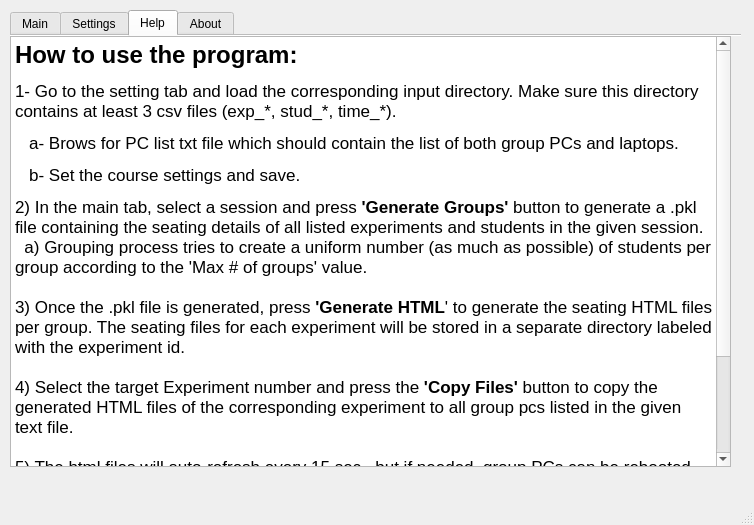
Old version of the form YorkULabSeating_v5.ui in the repository tdgskinner/yorku-phys-lab-seating.
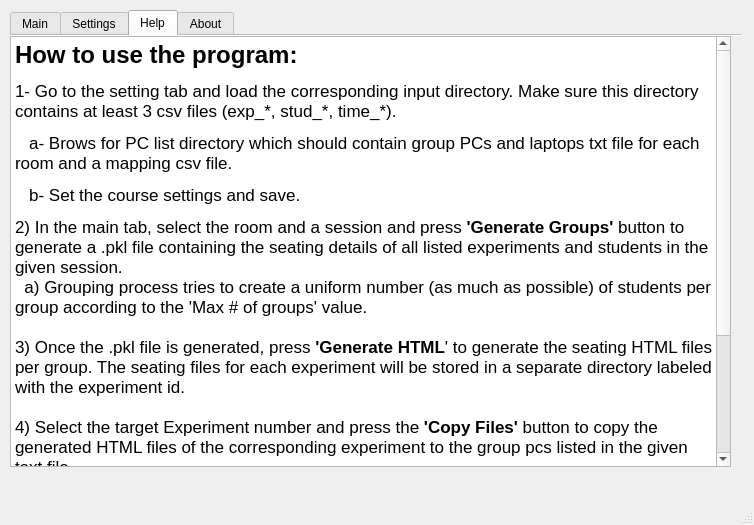
New version of the form. The open tabs and pages were chosen to show the change. Icons and pictures are not drawn.

The edit to the form file:
```diff
--- a/YorkULabSeating_v5.ui
+++ b/YorkULabSeating_v5.ui
@@ -720,17 +720,17 @@
        <string>&lt;!DOCTYPE HTML PUBLIC &quot;-//W3C//DTD HTML 4.0//EN&quot; &quot;http://www.w3.org/TR/REC-html40/strict.dtd&quot;&gt;
 &lt;html&gt;&lt;head&gt;&lt;meta name=&quot;qrichtext&quot; content=&quot;1&quot; /&gt;&lt;style type=&quot;text/css&quot;&gt;
 p, li { white-space: pre-wrap; }
-&lt;/style&gt;&lt;/head&gt;&lt;body style=&quot; font-family:'Arial'; font-size:8.25pt; font-weight:400; font-style:normal;&quot;&gt;
+&lt;/style&gt;&lt;/head&gt;&lt;body style=&quot; font-family:'Arial'; font-size:6.6pt; font-weight:400; font-style:normal;&quot;&gt;
 &lt;p style=&quot; margin-top:0px; margin-bottom:0px; margin-left:0px; margin-right:0px; -qt-block-indent:0; text-indent:0px;&quot;&gt;&lt;span style=&quot; font-size:18pt; font-weight:600;&quot;&gt;How to use the program:&lt;/span&gt;&lt;/p&gt;
 &lt;p style=&quot; margin-top:12px; margin-bottom:12px; margin-left:0px; margin-right:0px; -qt-block-indent:0; text-indent:0px;&quot;&gt;&lt;span style=&quot; font-size:13pt;&quot;&gt;1- Go to the setting tab and load the corresponding input directory. Make sure this directory contains at least 3 csv files (exp_*, stud_*, time_*).&lt;/span&gt;&lt;/p&gt;
-&lt;p style=&quot; margin-top:12px; margin-bottom:12px; margin-left:0px; margin-right:0px; -qt-block-indent:0; text-indent:0px;&quot;&gt;&lt;span style=&quot; font-size:13pt;&quot;&gt;   a- Brows for PC list txt file which should contain the list of both group PCs and laptops. &lt;/span&gt;&lt;/p&gt;
+&lt;p style=&quot; margin-top:12px; margin-bottom:12px; margin-left:0px; margin-right:0px; -qt-block-indent:0; text-indent:0px;&quot;&gt;&lt;span style=&quot; font-size:13pt;&quot;&gt;   a- Brows for PC list directory which should contain group PCs and laptops txt file for each room and a mapping csv file. &lt;/span&gt;&lt;/p&gt;
 &lt;p style=&quot; margin-top:12px; margin-bottom:12px; margin-left:0px; margin-right:0px; -qt-block-indent:0; text-indent:0px;&quot;&gt;&lt;span style=&quot; font-size:13pt;&quot;&gt;   b- Set the course settings and save.&lt;/span&gt;&lt;/p&gt;
-&lt;p style=&quot; margin-top:0px; margin-bottom:0px; margin-left:0px; margin-right:0px; -qt-block-indent:0; text-indent:0px;&quot;&gt;&lt;span style=&quot; font-size:13pt;&quot;&gt;2) In the main tab, select a session and press &lt;/span&gt;&lt;span style=&quot; font-size:13pt; font-weight:600;&quot;&gt;'Generate Groups'&lt;/span&gt;&lt;span style=&quot; font-size:13pt;&quot;&gt; button to generate a .pkl file containing the seating details of all listed experiments and students in the given session.&lt;/span&gt;&lt;/p&gt;
+&lt;p style=&quot; margin-top:0px; margin-bottom:0px; margin-left:0px; margin-right:0px; -qt-block-indent:0; text-indent:0px;&quot;&gt;&lt;span style=&quot; font-size:13pt;&quot;&gt;2) In the main tab, select the room and a session and press &lt;/span&gt;&lt;span style=&quot; font-size:13pt; font-weight:600;&quot;&gt;'Generate Groups'&lt;/span&gt;&lt;span style=&quot; font-size:13pt;&quot;&gt; button to generate a .pkl file containing the seating details of all listed experiments and students in the given session.&lt;/span&gt;&lt;/p&gt;
 &lt;p style=&quot; margin-top:0px; margin-bottom:0px; margin-left:0px; margin-right:0px; -qt-block-indent:0; text-indent:0px;&quot;&gt;&lt;span style=&quot; font-size:13pt;&quot;&gt;  a) Grouping process tries to create a uniform number (as much as possible) of students per group according to the 'Max # of groups' value.&lt;/span&gt;&lt;/p&gt;
 &lt;p style=&quot;-qt-paragraph-type:empty; margin-top:0px; margin-bottom:0px; margin-left:0px; margin-right:0px; -qt-block-indent:0; text-indent:0px; font-size:13pt;&quot;&gt;&lt;br /&gt;&lt;/p&gt;
 &lt;p style=&quot; margin-top:0px; margin-bottom:0px; margin-left:0px; margin-right:0px; -qt-block-indent:0; text-indent:0px;&quot;&gt;&lt;span style=&quot; font-size:13pt;&quot;&gt;3) Once the .pkl file is generated, press &lt;/span&gt;&lt;span style=&quot; font-size:13pt; font-weight:600;&quot;&gt;'Generate HTML&lt;/span&gt;&lt;span style=&quot; font-size:13pt;&quot;&gt;' to generate the seating HTML files per group. The seating files for each experiment will be stored in a separate directory labeled with the experiment id.&lt;/span&gt;&lt;/p&gt;
 &lt;p style=&quot;-qt-paragraph-type:empty; margin-top:0px; margin-bottom:0px; margin-left:0px; margin-right:0px; -qt-block-indent:0; text-indent:0px; font-size:13pt;&quot;&gt;&lt;br /&gt;&lt;/p&gt;
-&lt;p style=&quot; margin-top:0px; margin-bottom:0px; margin-left:0px; margin-right:0px; -qt-block-indent:0; text-indent:0px;&quot;&gt;&lt;span style=&quot; font-size:13pt;&quot;&gt;4) Select the target Experiment number and press the&lt;/span&gt;&lt;span style=&quot; font-size:13pt; font-weight:600;&quot;&gt; 'Copy Files'&lt;/span&gt;&lt;span style=&quot; font-size:13pt;&quot;&gt; button to copy the generated HTML files of the corresponding experiment to all group pcs listed in the given text file.&lt;/span&gt;&lt;/p&gt;
+&lt;p style=&quot; margin-top:0px; margin-bottom:0px; margin-left:0px; margin-right:0px; -qt-block-indent:0; text-indent:0px;&quot;&gt;&lt;span style=&quot; font-size:13pt;&quot;&gt;4) Select the target Experiment number and press the&lt;/span&gt;&lt;span style=&quot; font-size:13pt; font-weight:600;&quot;&gt; 'Copy Files'&lt;/span&gt;&lt;span style=&quot; font-size:13pt;&quot;&gt; button to copy the generated HTML files of the corresponding experiment to the group pcs listed in the given text file.&lt;/span&gt;&lt;/p&gt;
 &lt;p style=&quot;-qt-paragraph-type:empty; margin-top:0px; margin-bottom:0px; margin-left:0px; margin-right:0px; -qt-block-indent:0; text-indent:0px; font-size:13pt;&quot;&gt;&lt;br /&gt;&lt;/p&gt;
 &lt;p style=&quot; margin-top:0px; margin-bottom:0px; margin-left:0px; margin-right:0px; -qt-block-indent:0; text-indent:0px;&quot;&gt;&lt;span style=&quot; font-size:13pt;&quot;&gt;5) The html files will auto-refresh every 15 sec., but if needed, group PCs can be rebooted via  &lt;/span&gt;&lt;span style=&quot; font-size:13pt; font-weight:600;&quot;&gt;'Reboot Group PCs'&lt;/span&gt;&lt;span style=&quot; font-size:13pt;&quot;&gt; button from the settings tab (e.g., to wake the screens up).&lt;/span&gt;&lt;/p&gt;
 &lt;p style=&quot;-qt-paragraph-type:empty; margin-top:0px; margin-bottom:0px; margin-left:0px; margin-right:0px; -qt-block-indent:0; text-indent:0px; font-size:13pt;&quot;&gt;&lt;br /&gt;&lt;/p&gt;
```
Left out of the diff: 8 changed lines with no effect on the pictures.
